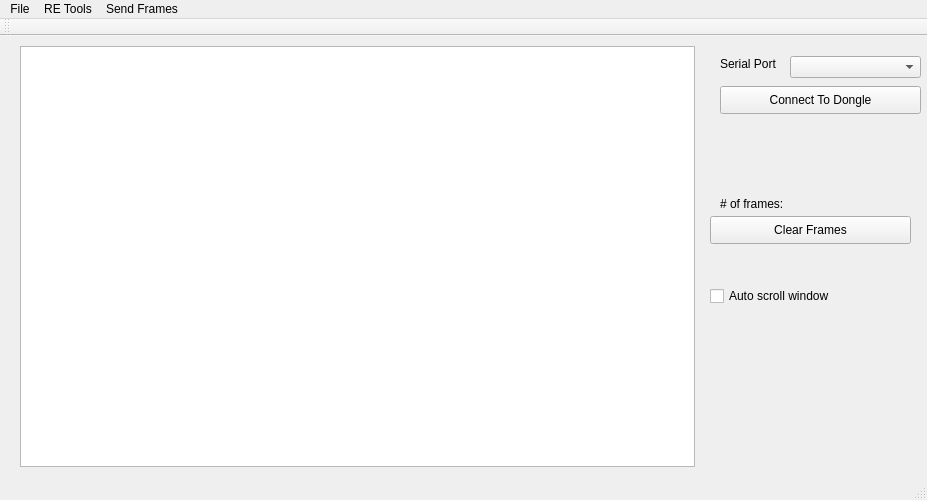
Before: the Qt Designer form mainwindow.ui in collin80/SavvyCAN, drawn with Qt 5.
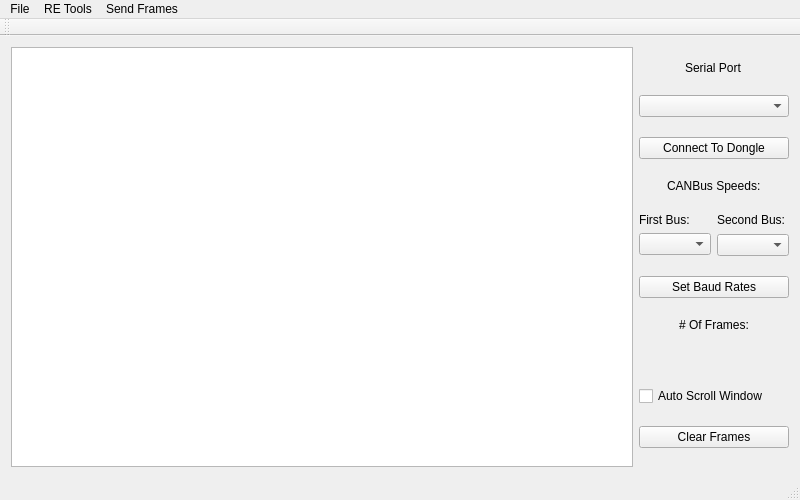
After: the same form once the commit is applied.

Commit message: Reorganized the main window to properly resize. Added baud rate setting. Added ability to send frames from this application.

```diff
--- a/mainwindow.ui
+++ b/mainwindow.ui
@@ -6,7 +6,7 @@
    <rect>
     <x>0</x>
     <y>0</y>
-    <width>927</width>
+    <width>800</width>
     <height>500</height>
    </rect>
   </property>
@@ -26,15 +26,9 @@
    <string>SavvyCAN</string>
   </property>
   <widget class="QWidget" name="centralWidget">
+   <layout class="QHBoxLayout" name="horizontalLayout">
+    <item>
    <widget class="QTableView" name="canFramesView">
-    <property name="geometry">
-     <rect>
-      <x>20</x>
-      <y>10</y>
-      <width>675</width>
-      <height>421</height>
-     </rect>
-    </property>
     <property name="font">
      <font>
       <pointsize>11</pointsize>
@@ -49,104 +43,155 @@
      <bool>false</bool>
     </property>
    </widget>
-   <widget class="QLabel" name="label">
-    <property name="geometry">
-     <rect>
-      <x>720</x>
-      <y>20</y>
-      <width>71</width>
-      <height>16</height>
-     </rect>
+    </item>
+    <item>
+     <layout class="QVBoxLayout" name="verticalLayout">
+      <item alignment="Qt::AlignHCenter">
+       <widget class="QLabel" name="label_3">
+        <property name="sizePolicy">
+         <sizepolicy hsizetype="Preferred" vsizetype="Fixed">
+          <horstretch>0</horstretch>
+          <verstretch>0</verstretch>
+         </sizepolicy>
     </property>
     <property name="text">
      <string>Serial Port</string>
     </property>
    </widget>
-   <widget class="QComboBox" name="cbSerialPorts">
-    <property name="geometry">
-     <rect>
-      <x>790</x>
-      <y>20</y>
-      <width>131</width>
-      <height>22</height>
-     </rect>
-    </property>
-   </widget>
+      </item>
+      <item>
+       <widget class="QComboBox" name="cbSerialPorts"/>
+      </item>
+      <item>
    <widget class="QPushButton" name="btnConnect">
-    <property name="geometry">
-     <rect>
-      <x>720</x>
-      <y>50</y>
-      <width>201</width>
-      <height>28</height>
-     </rect>
-    </property>
     <property name="text">
      <string>Connect To Dongle</string>
     </property>
    </widget>
+      </item>
+      <item alignment="Qt::AlignHCenter">
    <widget class="QLabel" name="label_2">
-    <property name="geometry">
-     <rect>
-      <x>720</x>
-      <y>160</y>
-      <width>71</width>
-      <height>16</height>
-     </rect>
+        <property name="sizePolicy">
+         <sizepolicy hsizetype="Preferred" vsizetype="Fixed">
+          <horstretch>0</horstretch>
+          <verstretch>0</verstretch>
+         </sizepolicy>
     </property>
     <property name="text">
-     <string># of frames:</string>
-    </property>
-    <property name="textFormat">
-     <enum>Qt::PlainText</enum>
-    </property>
-   </widget>
-   <widget class="QPushButton" name="btnClearFrames">
-    <property name="geometry">
-     <rect>
-      <x>710</x>
-      <y>180</y>
-      <width>201</width>
-      <height>28</height>
-     </rect>
-    </property>
+         <string>CANBus Speeds:</string>
+        </property>
+       </widget>
+      </item>
+      <item>
+       <layout class="QHBoxLayout" name="horizontalLayout_2">
+        <property name="sizeConstraint">
+         <enum>QLayout::SetDefaultConstraint</enum>
+        </property>
+        <item>
+         <layout class="QVBoxLayout" name="verticalLayout_3">
+          <item>
+           <widget class="QLabel" name="label_5">
+            <property name="sizePolicy">
+             <sizepolicy hsizetype="Preferred" vsizetype="Fixed">
+              <horstretch>0</horstretch>
+              <verstretch>0</verstretch>
+             </sizepolicy>
+            </property>
+            <property name="text">
+             <string>First Bus:</string>
+            </property>
+           </widget>
+          </item>
+          <item>
+           <widget class="QComboBox" name="cbSpeed1"/>
+          </item>
+         </layout>
+        </item>
+        <item>
+         <layout class="QVBoxLayout" name="verticalLayout_2">
+          <property name="spacing">
+           <number>7</number>
+          </property>
+          <property name="sizeConstraint">
+           <enum>QLayout::SetDefaultConstraint</enum>
+          </property>
+          <item>
+           <widget class="QLabel" name="label_4">
+            <property name="sizePolicy">
+             <sizepolicy hsizetype="Preferred" vsizetype="Fixed">
+              <horstretch>0</horstretch>
+              <verstretch>0</verstretch>
+             </sizepolicy>
+            </property>
     <property name="text">
-     <string>Clear Frames</string>
-    </property>
-   </widget>
+             <string>Second Bus:</string>
+            </property>
+           </widget>
+          </item>
+          <item>
+           <widget class="QComboBox" name="cbSpeed2"/>
+          </item>
+         </layout>
+        </item>
+       </layout>
+      </item>
+      <item>
+       <widget class="QPushButton" name="btnBaudSet">
+        <property name="text">
+         <string>Set Baud Rates</string>
+        </property>
+       </widget>
+      </item>
+      <item alignment="Qt::AlignHCenter">
+       <widget class="QLabel" name="label">
+        <property name="sizePolicy">
+         <sizepolicy hsizetype="Preferred" vsizetype="Fixed">
+          <horstretch>0</horstretch>
+          <verstretch>0</verstretch>
+         </sizepolicy>
+        </property>
+        <property name="text">
+         <string># Of Frames:</string>
+        </property>
+       </widget>
+      </item>
+      <item alignment="Qt::AlignHCenter">
    <widget class="QLabel" name="lbNumFrames">
-    <property name="geometry">
-     <rect>
-      <x>810</x>
-      <y>160</y>
-      <width>55</width>
-      <height>16</height>
-     </rect>
+        <property name="sizePolicy">
+         <sizepolicy hsizetype="Preferred" vsizetype="Fixed">
+          <horstretch>0</horstretch>
+          <verstretch>0</verstretch>
+         </sizepolicy>
     </property>
     <property name="text">
      <string/>
     </property>
    </widget>
+      </item>
+      <item>
    <widget class="QCheckBox" name="cbAutoScroll">
-    <property name="geometry">
-     <rect>
-      <x>710</x>
-      <y>250</y>
-      <width>201</width>
-      <height>20</height>
-     </rect>
-    </property>
+        <property name="text">
+         <string>Auto Scroll Window</string>
+        </property>
+       </widget>
+      </item>
+      <item>
+       <widget class="QPushButton" name="btnClearFrames">
     <property name="text">
-     <string>Auto scroll window</string>
-    </property>
-   </widget>
+         <string>Clear Frames</string>
+        </property>
+       </widget>
+      </item>
+     </layout>
+    </item>
+   </layout>
   </widget>
   <widget class="QMenuBar" name="menuBar">
    <property name="geometry">
     <rect>
      <x>0</x>
      <y>0</y>
-     <width>927</width>
+     <width>800</width>
      <height>26</height>
     </rect>
    </property>
```
Lines whose indentation alone changed are shown as unchanged. The commit also changes 5 other files.
